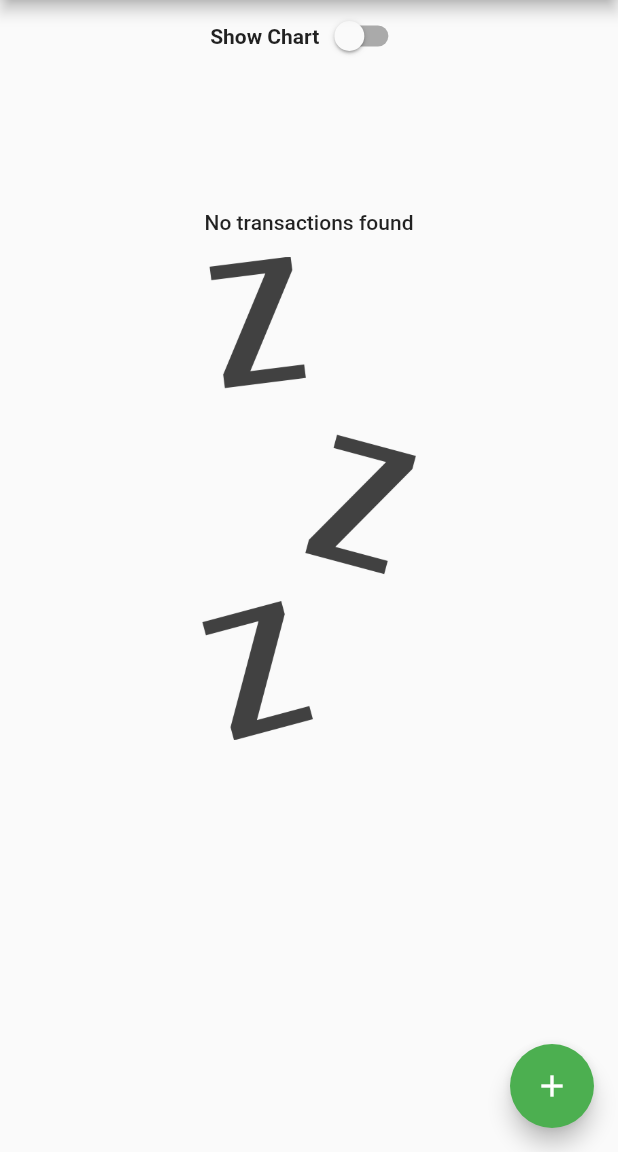
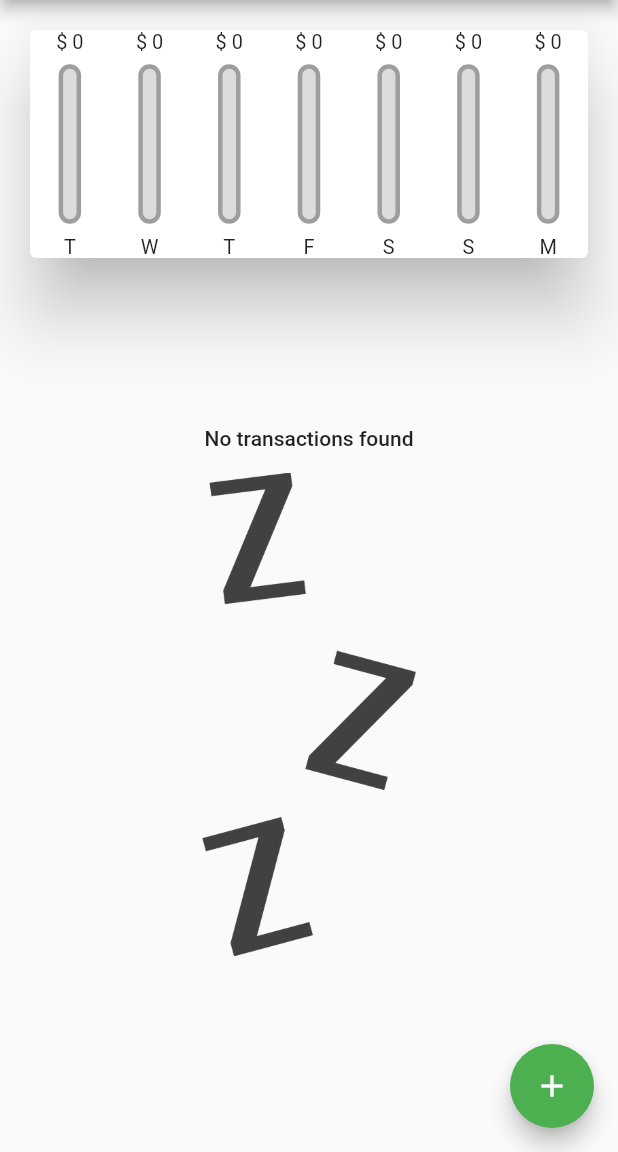
Before and after one commit to TRohit20/Flutter-Playground, a Flutter app: the screen it shows after launch, after a tap on the "delete" icon, on a phone screen of 412 x 824 dp, the part 84-1236 px from its top. Run offline on Flutter 3.47's test engine with Material 2 defaults, Android fonts, the phone set to English and light mode, and no system bars; our stand-ins replace firebase_auth, firebase_core; missing offline and left inert: dart:ffi; accounts and stored records are empty.

Commit message:
Showing Different Content based on Different Device Orientation

```diff
--- a/expense_tracker/lib/main.dart
+++ b/expense_tracker/lib/main.dart
@@ -102,6 +102,9 @@ class _MyHomePageState extends State<MyHomePage> {
 
   @override
   Widget build(BuildContext context) {
+    final isLandScape =
+        MediaQuery.of(context).orientation == Orientation.landscape;
+
     final appBar = AppBar(
       title: const Text(
         'Expense Tracker App',
@@ -116,6 +119,14 @@ class _MyHomePageState extends State<MyHomePage> {
         )
       ],
     );
+
+    final txWidgetlist = Container(
+        height: (MediaQuery.of(context).size.height -
+                appBar.preferredSize.height -
+                MediaQuery.of(context).padding.top) *
+            0.7,
+        child: TransactionList(_userTransactions, _deleteTransaction));
+
     return Scaffold(
       appBar: appBar,
       body: SingleChildScrollView(
@@ -123,10 +134,11 @@ class _MyHomePageState extends State<MyHomePage> {
           // mainAxisAlignment: MainAxisAlignment.center,
           crossAxisAlignment: CrossAxisAlignment.center,
           children: <Widget>[
+            if (isLandScape)
               Row(
                 mainAxisAlignment: MainAxisAlignment.center,
                 children: [
-                Text(
+                  const Text(
                     "Show Chart",
                     style: TextStyle(fontWeight: FontWeight.bold),
                   ),
@@ -139,6 +151,24 @@ class _MyHomePageState extends State<MyHomePage> {
                       })
                 ],
               ),
+            if (!isLandScape)
+              Container(
+                  height: (MediaQuery.of(
+                                  context) // Since, it has metadata, it gives us the device details too
+                              .size
+                              .height // MediaQuery is the class provided by flutter used to get the height dynamically as per device
+                          -
+                          appBar.preferredSize
+                              .height // preferredSize is a func that is pretty self-explainatory
+                          -
+                          MediaQuery.of(context)
+                              .padding
+                              .top) // padding.top is used specifically for the notch or status bar as that is also part of the screen
+                      *
+                      0.25,
+                  child: Chart(_recentTransactions)),
+            if (!isLandScape) txWidgetlist,
+            if (isLandScape)
               _showChart
                   ? Container(
                       height: (MediaQuery.of(
@@ -155,13 +185,7 @@ class _MyHomePageState extends State<MyHomePage> {
                           *
                           0.65,
                       child: Chart(_recentTransactions))
-                : Container(
-                    height: (MediaQuery.of(context).size.height -
-                            appBar.preferredSize.height -
-                            MediaQuery.of(context).padding.top) *
-                        0.7,
-                    child:
-                        TransactionList(_userTransactions, _deleteTransaction)),
+                  : txWidgetlist,
           ],
         ),
       ),
```
Also changed, not shown: 1 other file. Lines whose indentation alone changed are shown as unchanged.
